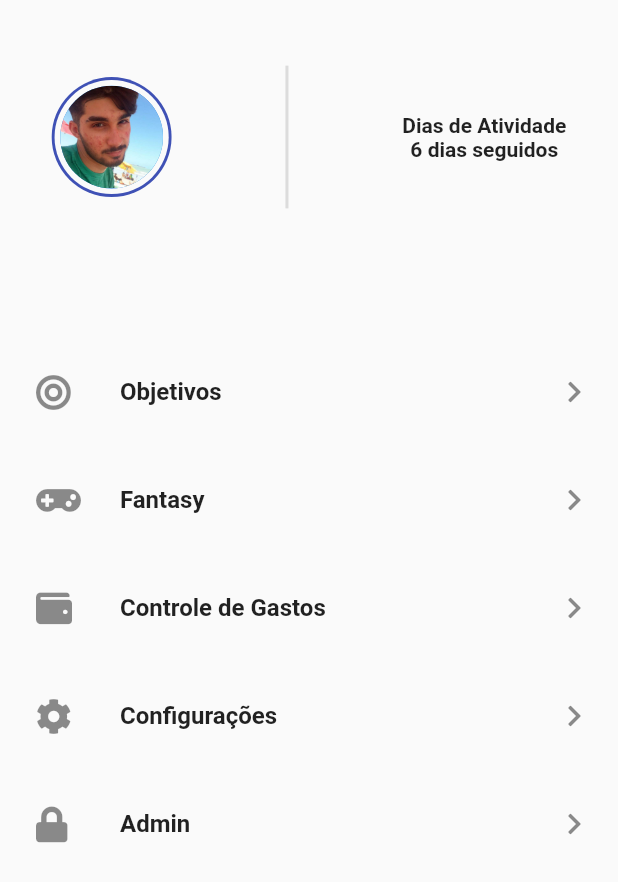
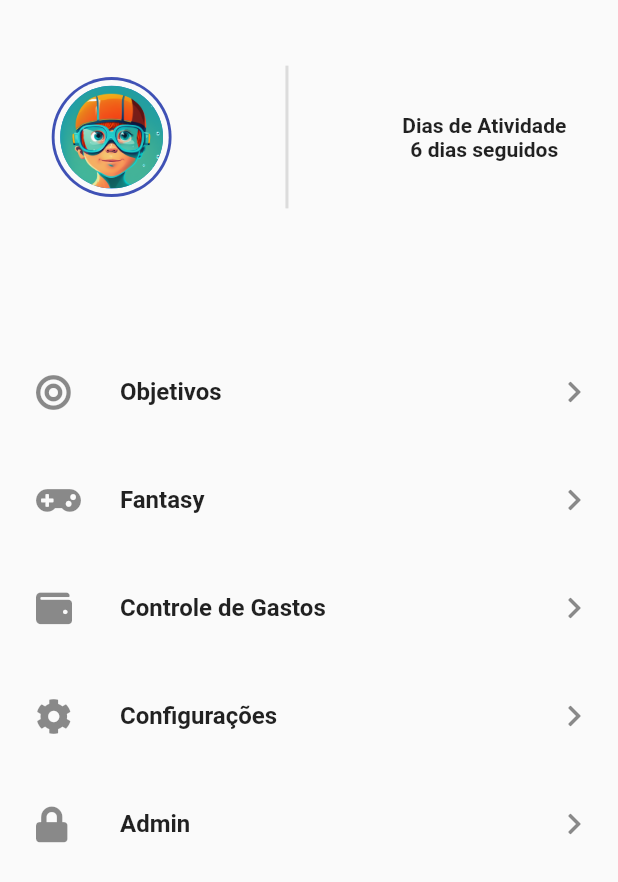
Before and after one commit to DiasNeto0305/sportivo, a Flutter app: the ProfilePage widget shown alone on an empty page, opened directly, on a phone screen of 412 x 824 dp. Shown: the top 882 px of the screen. Run offline on Flutter 3.47's test engine with Material 2 defaults, Android fonts, the phone set to English and light mode, and no system bars; our stand-ins replace carousel_slider, firebase_auth, firebase_core, firebase_storage, flutter_screenutil, font_awesome_flutter and 3 more; accounts and stored records are empty.

```diff
--- a/lib/pages/profile_page.dart
+++ b/lib/pages/profile_page.dart
@@ -28,7 +28,7 @@ class ProfilePage extends StatelessWidget {
                     backgroundColor: Theme.of(context).scaffoldBackgroundColor,
                     child: CircleAvatar(
                       backgroundImage:
-                          AssetImage('assets/img/profileImage.jpeg'),
+                          AssetImage('assets/img/littleboyswimming.png'),
                       radius: 36.r,
                     ),
                     radius: 40.r,
--- a/pubspec.yaml
+++ b/pubspec.yaml
@@ -72,7 +72,7 @@ flutter:
     - assets/img/Yoga.png
     - assets/img/Logo.png
     - assets/img/profileImage.jpeg
-    - assets/animation/lottie.json
+    - assets/img/littleboyswimming.png
 
   # An image asset can refer to one or more resolution-specific "variants", see
   # https://flutter.dev/assets-and-images/#resolution-aware.
```
Also changed, not shown: assets/img/littleboyswimming.png (added).
